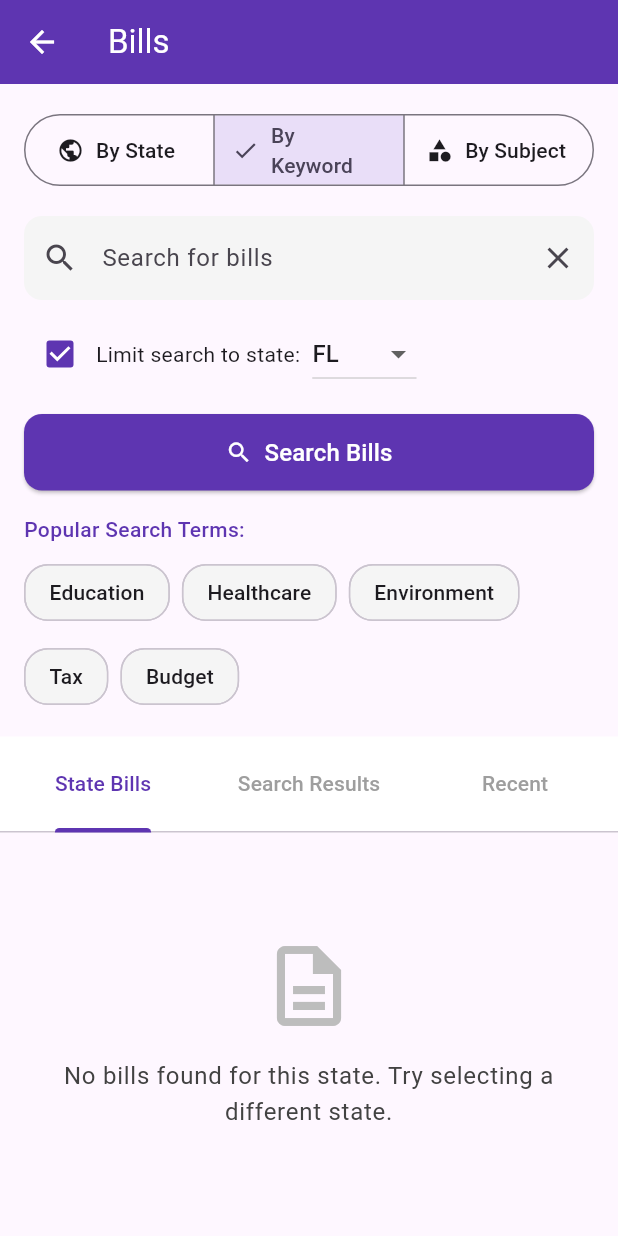
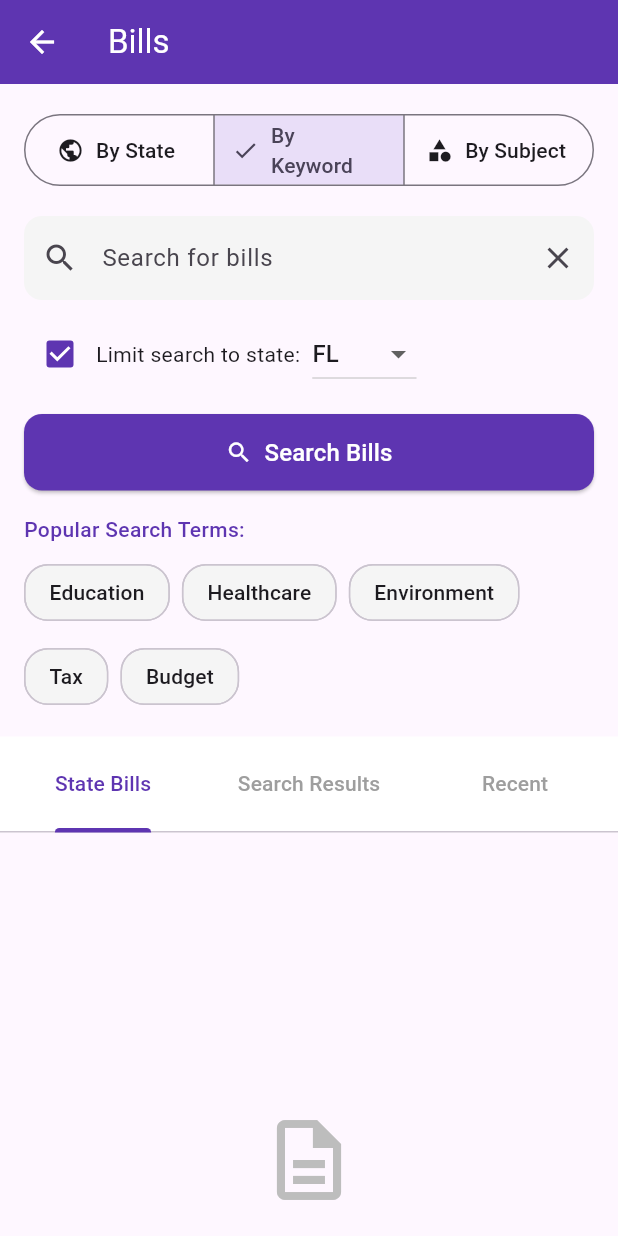
Before and after one commit to jwgillispie/govvy, a Flutter app: the BillListScreen screen opened directly, after a tap on "By Keyword", on a phone screen of 412 x 824 dp. Run offline on Flutter 3.47's test engine with Material 3 defaults, Android fonts, the phone set to English and light mode, and no system bars; our stand-ins replace cloud_firestore, csv, firebase_auth, firebase_core, firebase_remote_config, flutter_dotenv and 3 more; missing offline and left inert: universal_html; accounts and stored records are empty; generated files the repository leaves out were written again; network calls fail; project files that could hold a hidden picture were left out.

Commit message:
adding scrollability to bills screen

```diff
--- a/lib/screens/bills/bill_screen.dart
+++ b/lib/screens/bills/bill_screen.dart
@@ -201,7 +201,8 @@ class _BillListScreenState extends State<BillListScreen>
             backgroundColor: Theme.of(context).colorScheme.primary,
             foregroundColor: Colors.white,
           ),
-          body: Column(
+          body: SingleChildScrollView(
+            child: Column(
               children: [
                 // Search form section
                 Padding(
@@ -302,8 +303,9 @@ class _BillListScreenState extends State<BillListScreen>
                     ),
                   ),
 
-              // Tab content - Use Expanded to fill remaining space
-              Expanded(
+                // Tab content - Use SizedBox with fixed height
+                SizedBox(
+                  height: 500, // Fixed height for the bill list area
                   child: TabBarView(
                     controller: _tabController,
                     children: [
@@ -319,6 +321,7 @@ class _BillListScreenState extends State<BillListScreen>
                   ),
                 ),
               ],
+            ),
           ),
         );
       },
```
Lines whose indentation alone changed are shown as unchanged.
